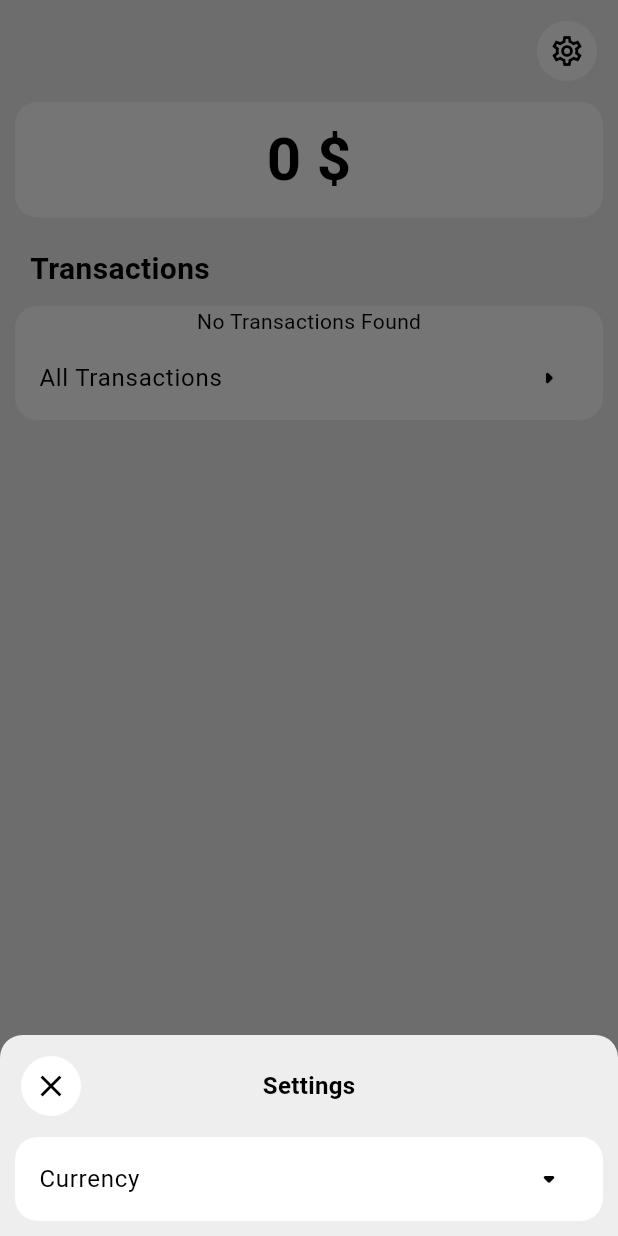
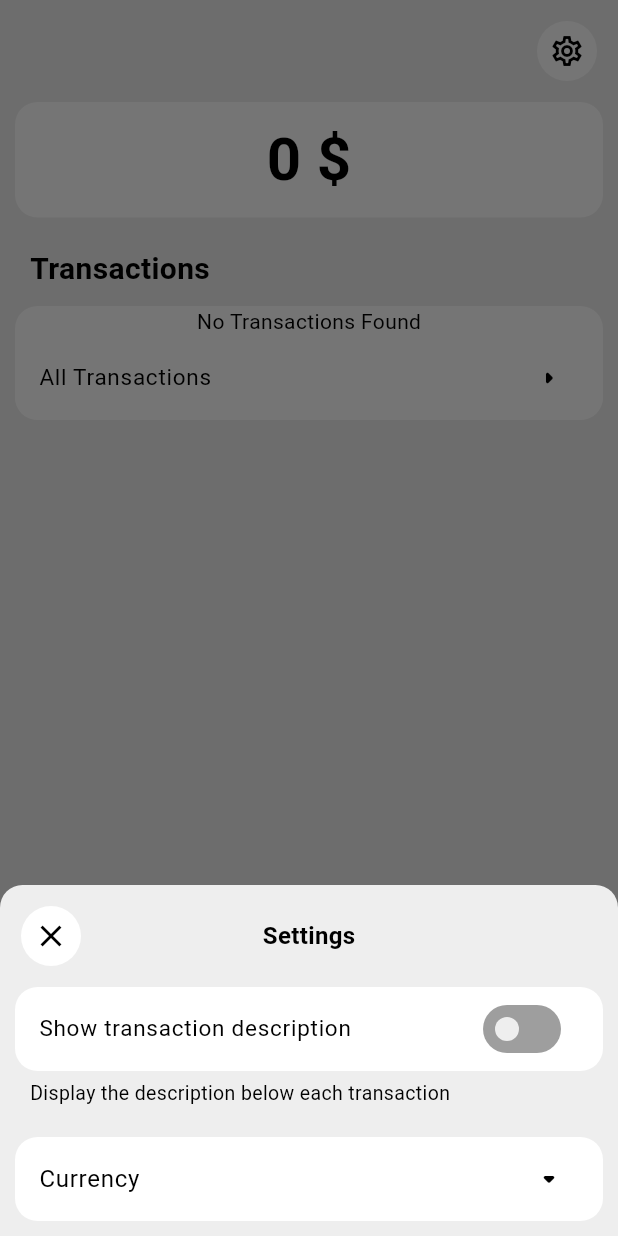
Before and after one commit to atomi19/open_budget, a Flutter app: the screen it shows after launch, after a tap on the "settings" icon, on a phone screen of 412 x 824 dp. Run offline on Flutter 3.47's test engine with Material 3 defaults, Android fonts, the phone set to English and light mode, and no system bars; our stand-ins replace drift, drift_flutter, shared_preferences; accounts and stored records are empty; generated files the repository leaves out were written again.

Commit message:
Fix search and input issues, sorted search transactions by date, improve delete dialog appearance & add new option in settings to show/hide transaction description

```diff
--- a/lib/logic/app_settings.dart
+++ b/lib/logic/app_settings.dart
@@ -4,6 +4,7 @@ import 'package:shared_preferences/shared_preferences.dart';
 
 class AppSettings {
   static const _currencyKey = 'currency';
+  static const _showTransactionDescriptionKey = 'show_transaction_description';
 
   // save currency code in shared_preferences
   static Future<void> setCurrency(String currencyCode) async {
@@ -22,4 +23,22 @@ class AppSettings {
       (currency) => currency.code == currencyCode
     );
   }
+
+  // switch transaction description
+  // false - do not show description as subtitle in transaction listtile
+  // true - show it
+  static Future<void> switchTransactionDescription(bool showTransactionDescription) async {
+    final prefs = await SharedPreferences.getInstance();
+    await prefs.setBool(_showTransactionDescriptionKey, showTransactionDescription);
+  }
+
+  // get state of transaction description
+  static Future<bool?> getTransactionDescriptionState() async {
+    final prefs = await SharedPreferences.getInstance();
+    bool? showTransactionDescription = prefs.getBool(_showTransactionDescriptionKey);
+
+    if(showTransactionDescription == null) return false;
+    // find Currency by currency code
+    return showTransactionDescription;
+  }
 }
--- a/lib/pages/home_page_content.dart
+++ b/lib/pages/home_page_content.dart
@@ -4,6 +4,7 @@ import 'package:open_budget/logic/app_settings.dart';
 import 'package:open_budget/logic/currencies.dart';
 import 'package:open_budget/logic/database/database.dart';
 import 'package:open_budget/widgets/build_transactions_list.dart';
+import 'package:open_budget/widgets/custom_list_tile.dart';
 import 'package:open_budget/widgets/custom_text_field.dart';
 
 
@@ -21,7 +22,10 @@ class HomePageContent extends StatefulWidget {
 class _HomePageContentState extends State<HomePageContent> {
   final TextEditingController _transactionDescriptionController = TextEditingController();
   final TextEditingController _searchTransactionController = TextEditingController();
+
+  // settings
   Currency _currentCurrency = Currency.currencies.first;
+  bool _isShowingDescription = false;
 
   bool _isSearchingTransactions = false;
   String _searchQuery = '';
@@ -30,6 +34,7 @@ class _HomePageContentState extends State<HomePageContent> {
   void initState() {
     super.initState();
     _loadCurrency();
+    _loadDescriptionState();
   }
 
   @override
@@ -42,6 +47,11 @@ class _HomePageContentState extends State<HomePageContent> {
   // load currency from shared_preferences
   Future<void> _loadCurrency() async {
     _currentCurrency = await AppSettings.getSelectedCurrency() ?? Currency.currencies.first;
+  }
+
+  // load description preview state from shared_preferences
+  Future<void> _loadDescriptionState() async {
+    _isShowingDescription = await AppSettings.getTransactionDescriptionState() ?? false;
   }
 
   // all transactions modalBottomSheet
@@ -133,7 +143,8 @@ class _HomePageContentState extends State<HomePageContent> {
                         items: items,
                         currentCurrency: _currentCurrency,
                         showTransactionDetails: _showTransactionDetails,
-                        shouldInsertDate: true
+                        shouldInsertDate: true,
+                        showDescription: _isShowingDescription,
                       );
                     }
                   )
@@ -150,7 +161,8 @@ class _HomePageContentState extends State<HomePageContent> {
                         items: items,
                         currentCurrency: _currentCurrency,
                         showTransactionDetails: _showTransactionDetails,
-                        shouldInsertDate: true
+                        shouldInsertDate: true,
+                        showDescription: _isShowingDescription,
                       );
                     }
                   ),
@@ -216,27 +228,19 @@ class _HomePageContentState extends State<HomePageContent> {
                 child: Text('${item.amount.toString()} ${_currentCurrency.symbol}', style: const TextStyle(fontSize: 40, fontWeight: FontWeight.bold)),
               ),
               // date and time in dd-mm-yyyy hh:mm format
-              ListTile(
-                tileColor: Colors.white,
-                shape: RoundedRectangleBorder(
-                  borderRadius: BorderRadius.circular(15)
-                ),
-                title: const Text('Date'),
+              CustomListTile(
+                title: 'Date',
                 trailing: Text(
                   '${item.dateAndTime.day.toString().padLeft(2, '0')}-${item.dateAndTime.month.toString().padLeft(2, '0')}-${item.dateAndTime.year} ${item.dateAndTime.hour.toString().padLeft(2, '0')}:${item.dateAndTime.minute.toString().padLeft(2, '0')}',
-                  style: const TextStyle(fontSize: 16),
+                  style: const TextStyle(fontSize: 15),
                 ),
               ),
               // category
-              ListTile(
-                tileColor: Colors.white,
-                shape: RoundedRectangleBorder(
-                  borderRadius: BorderRadius.circular(15)
-                ),
-                title: const Text('Category'),
+              CustomListTile(
+                title: 'Category',
                 trailing: Text(
                   item.category,
-                  style: const TextStyle(fontSize: 16),
+                  style: const TextStyle(fontSize: 15),
                 ),
               ),
               // description inside transaction details
@@ -322,6 +326,8 @@ class _HomePageContentState extends State<HomePageContent> {
       ),
       backgroundColor: Colors.grey.shade200,
       builder: (context) {
+        return StatefulBuilder(
+          builder: (context, StateSetter modalSetState) {
             return Padding(
               padding: const EdgeInsets.all(10),
               child: Wrap(
@@ -345,6 +351,45 @@ class _HomePageContentState extends State<HomePageContent> {
                       const SizedBox(width: 48),
                     ],
                   ),
+                  Column(
+                    children: [
+                      CustomListTile(
+                        title: 'Show transaction description',
+                        trailing: Switch(
+                          value: _isShowingDescription,
+                          focusColor: Colors.amber,
+                          activeThumbColor: Colors.white,
+                          inactiveThumbColor: Colors.grey.shade200,
+                          activeTrackColor: Colors.blue,
+                          inactiveTrackColor: Colors.grey.shade500,
+                          trackOutlineColor: WidgetStateProperty.resolveWith(
+                            (Set<WidgetState> states) {
+                              return Colors.transparent;
+                            }
+                          ),
+                          onChanged: (bool value) {
+                            setState(() {
+                              setState(() {
+                                _isShowingDescription = value;
+                              });
+                              modalSetState(() {
+                                _isShowingDescription = value;
+                              });
+                              AppSettings.switchTransactionDescription(value);
+                              _loadDescriptionState();
+                            });
+                          }
+                        ),
+                      ),
+                      const Align(
+                        alignment: Alignment.centerLeft,
+                        child: Padding(
+                          padding: EdgeInsets.fromLTRB(10, 5, 10, 10),
+                          child: Text('Display the description below each transaction', style: TextStyle(fontSize: 13),),
+                        ),
+                      )
+                    ],
+                  ),
                   // currency expansion tile setting
                   ExpansionTile(
                     backgroundColor: Colors.white,
@@ -364,8 +409,8 @@ class _HomePageContentState extends State<HomePageContent> {
                           itemCount: Currency.currencies.length,
                           itemBuilder: (context, index) {
                             final currencyItem = Currency.currencies[index];
-                        return ListTile(
-                          title: Text(currencyItem.name),
+                            return CustomListTile(
+                              title: currencyItem.name,
                               trailing: Text(
                                 currencyItem.code,
                                 style: const TextStyle(
@@ -388,6 +433,8 @@ class _HomePageContentState extends State<HomePageContent> {
                   ),
                 ],
               ),
+            );
+          }
         );
       }
     );
@@ -459,12 +506,13 @@ class _HomePageContentState extends State<HomePageContent> {
                     currentCurrency: _currentCurrency,
                     showTransactionDetails: _showTransactionDetails,
                     shouldInsertDate: false,
+                    showDescription: _isShowingDescription,
                   )
                   : const Text('No Transactions Found');
                 }
               ),
-              ListTile(
-                title: const Text('All Transactions'),
+              CustomListTile(
+                title: 'All Transactions',
                 trailing: const Icon(Icons.arrow_right_rounded),
                 onTap: () => _showAllTransactions(),
               ),
--- a/lib/pages/screens/expense_screen.dart
+++ b/lib/pages/screens/expense_screen.dart
@@ -1,6 +1,7 @@
 import 'package:flutter/material.dart';
 import 'package:open_budget/logic/database/database.dart';
 import 'package:open_budget/logic/handle_data_submit.dart';
+import 'package:open_budget/widgets/custom_list_tile.dart';
 import 'package:open_budget/widgets/custom_text_field.dart';
 import 'package:open_budget/widgets/date_time_picker.dart';
 import 'package:open_budget/widgets/show_categories.dart';
@@ -84,6 +85,7 @@ class ExpenseScreenState extends State<ExpenseScreen> {
     return Column(
       spacing: 10,
       children: [
+        // expense textfield
         CustomTextField(
           controller: _expenseController,
           hintText: 'Enter expense...',
@@ -91,16 +93,10 @@ class ExpenseScreenState extends State<ExpenseScreen> {
           maxLines: 1,
         ),
         // date
-        ListTile(
-          tileColor: Colors.white,
-          shape: RoundedRectangleBorder(
-            borderRadius: BorderRadius.circular(15)
-          ),
-          title: Text(
-            _selectedDate != null
+        CustomListTile(
+          title: _selectedDate != null
             ? '${_selectedDate!.day.toString().padLeft(2, '0')}-${_selectedDate!.month.toString().padLeft(2, '0')}-${_selectedDate!.year}'
-            : 'Date'
-          ),
+            : 'Date',
           trailing: const Icon(Icons.arrow_drop_down_rounded),
           onTap: ()async {
             final selectedDate = await pickDate(context);
@@ -110,16 +106,10 @@ class ExpenseScreenState extends State<ExpenseScreen> {
           },
         ),
         // time
-        ListTile(
-          tileColor: Colors.white,
-          shape: RoundedRectangleBorder(
-            borderRadius: BorderRadius.circular(15)
-          ),
-          title: Text(
-            _selectedTime != null
+        CustomListTile(
+          title: _selectedTime != null
             ? _selectedTime!.format(context)
-            : 'Time'
-          ),
+            : 'Time',
           trailing: const Icon(Icons.arrow_drop_down_rounded),
           onTap: () async {
             final selectedTime = await pickTime(context);
@@ -128,16 +118,11 @@ class ExpenseScreenState extends State<ExpenseScreen> {
             });
           },
         ),
-        ListTile(
-          tileColor: Colors.white,
-          shape: RoundedRectangleBorder(
-            borderRadius: BorderRadius.circular(15)
-          ),
-          title: Text(
-            _selectedCategory.isEmpty
+        // category
+        CustomListTile(
+          title: _selectedCategory.isEmpty
             ? 'Category'
-            : _selectedCategory
-          ),
+            : _selectedCategory,
           trailing: const Icon(Icons.arrow_drop_down_rounded),
           onTap: () => showCategories(
             context: context,
@@ -151,6 +136,7 @@ class ExpenseScreenState extends State<ExpenseScreen> {
             }
           ),
         ),
+        // description textfield
         CustomTextField(
           controller: _expenseDescriptionController,
           hintText: 'Enter description...',
--- a/lib/pages/screens/income_screen.dart
+++ b/lib/pages/screens/income_screen.dart
@@ -1,6 +1,7 @@
 import 'package:flutter/material.dart';
 import 'package:open_budget/logic/database/database.dart';
 import 'package:open_budget/logic/handle_data_submit.dart';
+import 'package:open_budget/widgets/custom_list_tile.dart';
 import 'package:open_budget/widgets/custom_text_field.dart';
 import 'package:open_budget/widgets/date_time_picker.dart';
 import 'package:open_budget/widgets/show_categories.dart';
@@ -73,16 +74,10 @@ class IncomeScreenState extends State<IncomeScreen> {
           maxLines: 1,
         ),
         // date
-        ListTile(
-          tileColor: Colors.white,
-          shape: RoundedRectangleBorder(
-            borderRadius: BorderRadius.circular(15)
-          ),
-          title: Text(
-            _selectedDate != null
+        CustomListTile(
+          title: _selectedDate != null
             ? '${_selectedDate!.day.toString().padLeft(2, '0')}-${_selectedDate!.month.toString().padLeft(2, '0')}-${_selectedDate!.year}'
-            : 'Date'
-          ),
+            : 'Date',
           trailing: const Icon(Icons.arrow_drop_down_rounded),
           onTap: () async {
             final selectedDate = await pickDate(context);
@@ -92,16 +87,10 @@ class IncomeScreenState extends State<IncomeScreen> {
           }
         ),
         // time
-        ListTile(
-          tileColor: Colors.white,
-          shape: RoundedRectangleBorder(
-            borderRadius: BorderRadius.circular(15)
-          ),
-          title: Text(
-            _selectedTime != null
+        CustomListTile(
+          title: _selectedTime != null
             ? _selectedTime!.format(context)
-            : 'Time'
-          ),
+            : 'Time',
           trailing: const Icon(Icons.arrow_drop_down_rounded),
           onTap: () async {
             final selectedTime = await pickTime(context);
@@ -110,16 +99,11 @@ class IncomeScreenState extends State<IncomeScreen> {
             });
           }
         ),
-        ListTile(
-          tileColor: Colors.white,
-          shape: RoundedRectangleBorder(
-            borderRadius: BorderRadius.circular(15)
-          ),
-          title: Text(
-            _selectedCategory.isEmpty
+        // category
+        CustomListTile(
+          title: _selectedCategory.isEmpty
             ? 'Category'
-            : _selectedCategory
-          ),
+            : _selectedCategory,
           trailing: const Icon(Icons.arrow_drop_down_rounded),
           onTap: () => showCategories(
             context: context,
--- /dev/null
+++ b/lib/widgets/custom_list_tile.dart
@@ -0,0 +1,38 @@
+import 'package:flutter/material.dart';
+
+class CustomListTile extends StatelessWidget {
+  final Color? tileColor;
+  final Widget? leading;
+  final String title;
+  final Widget? trailing;
+  final Widget? subtitle;
+  final VoidCallback? onTap;
+
+  const CustomListTile({
+    super.key,
+    this.tileColor,
+    this.leading,
+    required this.title,
+    this.trailing,
+    this.subtitle,
+    this.onTap
+  });
+
+  @override
+  Widget build(BuildContext context) {
+    return ListTile(
+      tileColor: tileColor ?? Colors.white,
+      shape: RoundedRectangleBorder(
+        borderRadius: BorderRadius.circular(15)
+      ),
+      leading: leading,
+      title: Text(
+        title,
+        style: const TextStyle(fontSize: 15),
+      ),
+      trailing: trailing,
+      subtitle: subtitle,
+      onTap: onTap,
+    );
+  }
+}
```
Also changed, not shown: lib/widgets/build_transactions_list.dart (+14 -5 lines), lib/widgets/show_categories.dart (+3 -6 lines). Lines whose indentation alone changed are shown as unchanged.
